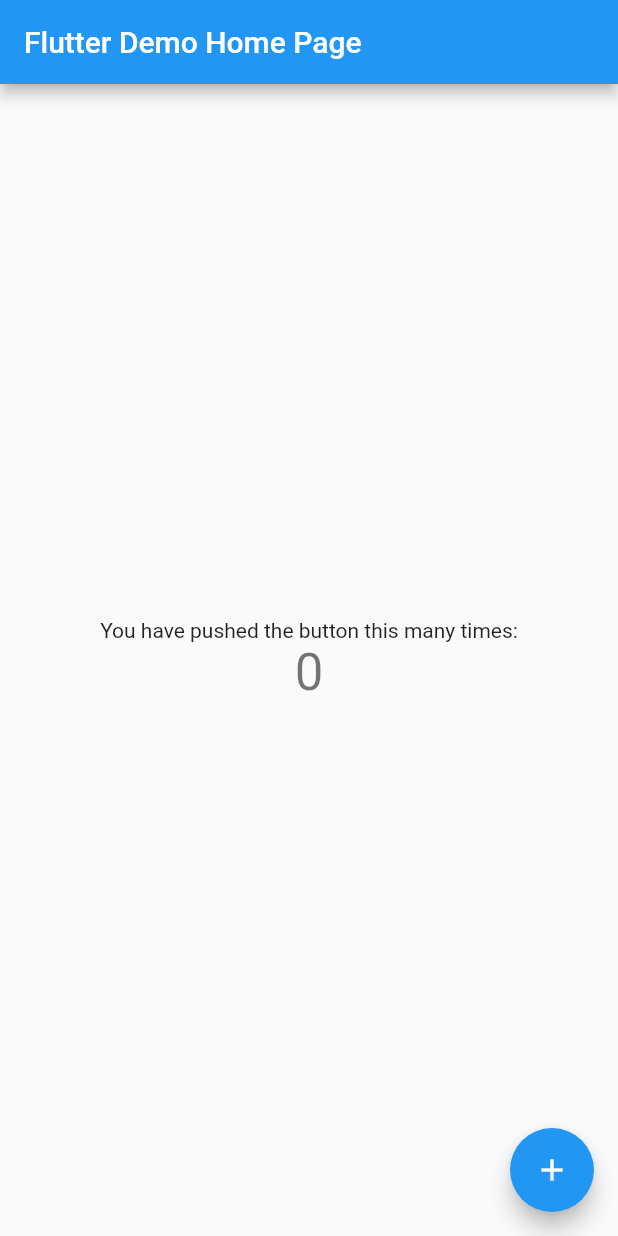
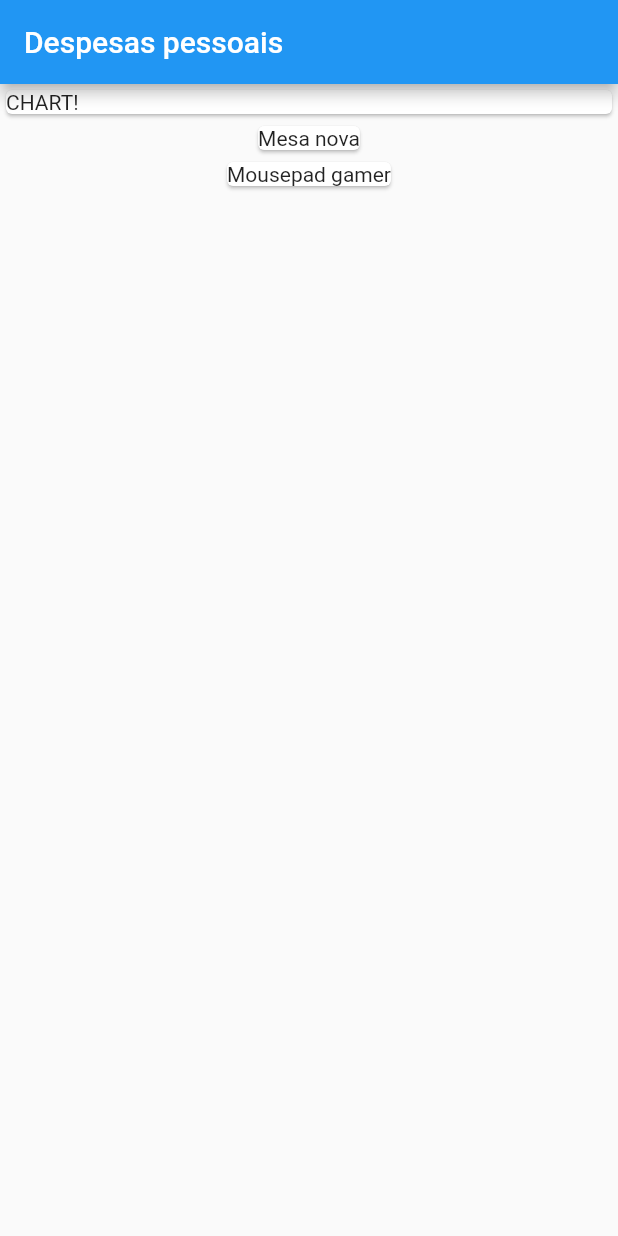
Before and after one commit to arthurmdros/expensive_app, a Flutter app: the screen it shows after launch, on a phone screen of 412 x 824 dp. Run offline on Flutter 3.47's test engine with Material 2 defaults, Android fonts, the phone set to English and light mode, and no system bars.

Commit message:
Using transaction's data into widget column

```diff
--- a/lib/main.dart
+++ b/lib/main.dart
@@ -1,4 +1,6 @@
 import 'package:flutter/material.dart';
+
+import './transaction.dart';
 
 void main() {
   runApp(const MyApp());
@@ -7,109 +9,59 @@ void main() {
 class MyApp extends StatelessWidget {
   const MyApp({Key? key}) : super(key: key);
 
-  // This widget is the root of your application.
   @override
   Widget build(BuildContext context) {
     return MaterialApp(
       title: 'Flutter Demo',
       theme: ThemeData(
-        // This is the theme of your application.
-        //
-        // Try running your application with "flutter run". You'll see the
-        // application has a blue toolbar. Then, without quitting the app, try
-        // changing the primarySwatch below to Colors.green and then invoke
-        // "hot reload" (press "r" in the console where you ran "flutter run",
-        // or simply save your changes to "hot reload" in a Flutter IDE).
-        // Notice that the counter didn't reset back to zero; the application
-        // is not restarted.
         primarySwatch: Colors.blue,
       ),
-      home: const MyHomePage(title: 'Flutter Demo Home Page'),
+      home: const MyHomePage(),
     );
   }
 }
 
 class MyHomePage extends StatefulWidget {
-  const MyHomePage({Key? key, required this.title}) : super(key: key);
-
-  // This widget is the home page of your application. It is stateful, meaning
-  // that it has a State object (defined below) that contains fields that affect
-  // how it looks.
-
-  // This class is the configuration for the state. It holds the values (in this
-  // case the title) provided by the parent (in this case the App widget) and
-  // used by the build method of the State. Fields in a Widget subclass are
-  // always marked "final".
-
-  final String title;
+  const MyHomePage({Key? key}) : super(key: key);
 
   @override
   State<MyHomePage> createState() => _MyHomePageState();
 }
 
 class _MyHomePageState extends State<MyHomePage> {
-  int _counter = 0;
-
-  void _incrementCounter() {
-    setState(() {
-      // This call to setState tells the Flutter framework that something has
-      // changed in this State, which causes it to rerun the build method below
-      // so that the display can reflect the updated values. If we changed
-      // _counter without calling setState(), then the build method would not be
-      // called again, and so nothing would appear to happen.
-      _counter++;
-    });
-  }
+  final List<Transaction> transactions = [
+    Transaction(
+      id: 't1',
+      title: 'Mesa nova',
+      amount: 239,
+      date: DateTime.now(),
+    ),
+    Transaction(
+      id: 't2',
+      title: 'Mousepad gamer',
+      amount: 35,
+      date: DateTime.now(),
+    )
+  ];
 
   @override
   Widget build(BuildContext context) {
-    // This method is rerun every time setState is called, for instance as done
-    // by the _incrementCounter method above.
-    //
-    // The Flutter framework has been optimized to make rerunning build methods
-    // fast, so that you can just rebuild anything that needs updating rather
-    // than having to individually change instances of widgets.
     return Scaffold(
-      appBar: AppBar(
-        // Here we take the value from the MyHomePage object that was created by
-        // the App.build method, and use it to set our appbar title.
-        title: Text(widget.title),
-      ),
-      body: Center(
-        // Center is a layout widget. It takes a single child and positions it
-        // in the middle of the parent.
-        child: Column(
-          // Column is also a layout widget. It takes a list of children and
-          // arranges them vertically. By default, it sizes itself to fit its
-          // children horizontally, and tries to be as tall as its parent.
-          //
-          // Invoke "debug painting" (press "p" in the console, choose the
-          // "Toggle Debug Paint" action from the Flutter Inspector in Android
-          // Studio, or the "Toggle Debug Paint" command in Visual Studio Code)
-          // to see the wireframe for each widget.
-          //
-          // Column has various properties to control how it sizes itself and
-          // how it positions its children. Here we use mainAxisAlignment to
-          // center the children vertically; the main axis here is the vertical
-          // axis because Columns are vertical (the cross axis would be
-          // horizontal).
-          mainAxisAlignment: MainAxisAlignment.center,
-          children: <Widget>[
-            const Text(
-              'You have pushed the button this many times:',
+        appBar: AppBar(
+          title: Text('Despesas pessoais'),
+        ),
+        body: Column(children: [
+          Container(
+            width: double.infinity,
+            child: const Card(
+              child: Text('CHART!'),
             ),
-            Text(
-              '$_counter',
-              style: Theme.of(context).textTheme.headline4,
-            ),
-          ],
-        ),
-      ),
-      floatingActionButton: FloatingActionButton(
-        onPressed: _incrementCounter,
-        tooltip: 'Increment',
-        child: const Icon(Icons.add),
-      ), // This trailing comma makes auto-formatting nicer for build methods.
-    );
+          ),
+          Column(
+            children: transactions.map((tx) {
+              return Card(child: Text(tx.title as String));
+            }).toList(),
+          )
+        ]));
   }
 }
```
